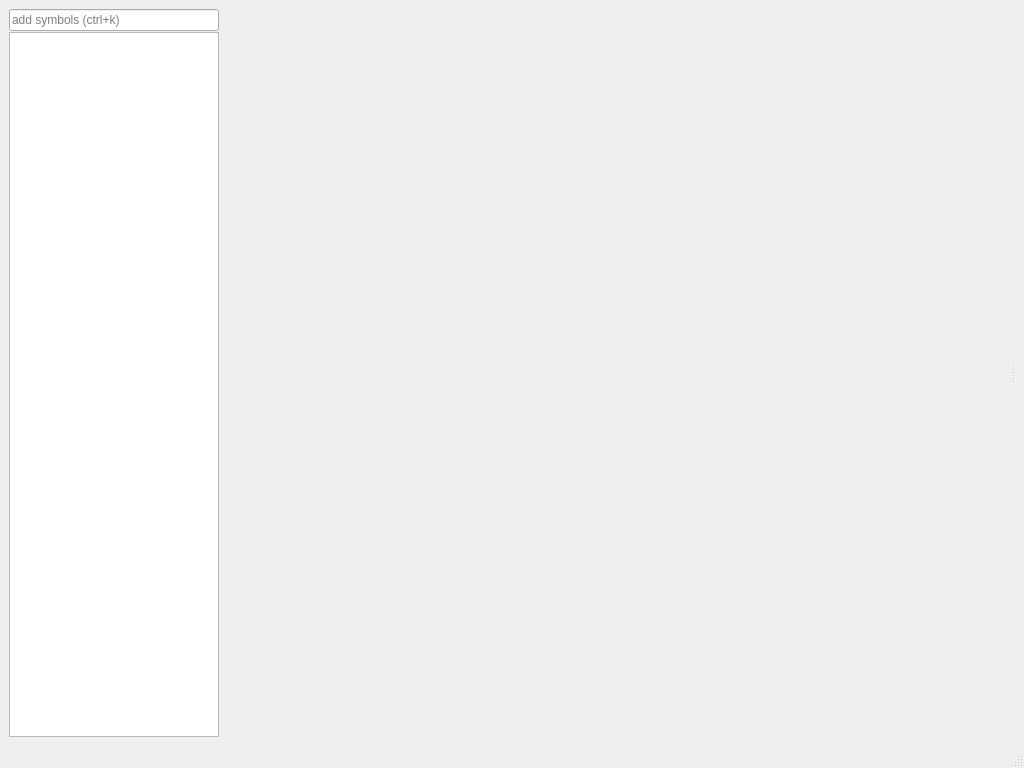
First picture: the form in ui/mainwindow.ui, repository OpenImageDebugger/OpenImageDebugger, before the edit.
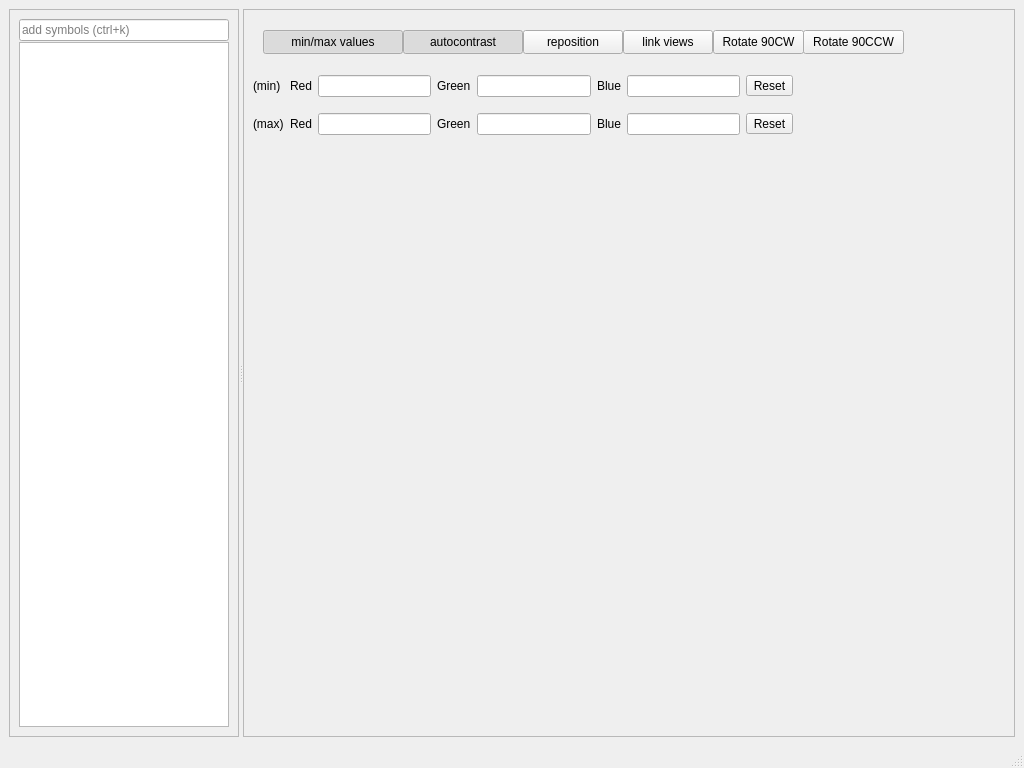
Second picture: the form after the edit. Custom widgets are drawn as their Qt base class.

Patch:
```diff
--- a/ui/mainwindow.ui
+++ b/ui/mainwindow.ui
@@ -17,25 +17,21 @@
    <layout class="QHBoxLayout" name="horizontalLayout">
     <item>
      <widget class="QSplitter" name="splitter">
-      <property name="sizePolicy">
-       <sizepolicy hsizetype="Ignored" vsizetype="Ignored">
-        <horstretch>0</horstretch>
-        <verstretch>0</verstretch>
-       </sizepolicy>
-      </property>
-      <property name="baseSize">
-       <size>
-        <width>0</width>
-        <height>0</height>
-       </size>
-      </property>
-      <property name="accessibleDescription">
-       <string/>
+      <property name="enabled">
+       <bool>true</bool>
       </property>
       <property name="orientation">
        <enum>Qt::Horizontal</enum>
       </property>
-      <widget class="QWidget" name="verticalLayoutWidget_2">
+      <widget class="QFrame" name="frame">
+       <property name="frameShape">
+        <enum>QFrame::StyledPanel</enum>
+       </property>
+       <property name="frameShadow">
+        <enum>QFrame::Raised</enum>
+       </property>
+       <layout class="QHBoxLayout" name="horizontalLayout_2">
+        <item>
        <layout class="QVBoxLayout" name="verticalLayout_3" stretch="0,0">
         <property name="spacing">
          <number>1</number>
@@ -121,8 +117,24 @@
          </widget>
         </item>
        </layout>
+        </item>
+       </layout>
       </widget>
-      <widget class="QWidget" name="verticalLayoutWidget">
+      <widget class="QFrame" name="frame_2">
+       <property name="sizePolicy">
+        <sizepolicy hsizetype="Preferred" vsizetype="Preferred">
+         <horstretch>1</horstretch>
+         <verstretch>0</verstretch>
+        </sizepolicy>
+       </property>
+       <property name="frameShape">
+        <enum>QFrame::StyledPanel</enum>
+       </property>
+       <property name="frameShadow">
+        <enum>QFrame::Raised</enum>
+       </property>
+       <layout class="QHBoxLayout" name="horizontalLayout_3">
+        <item>
        <layout class="QVBoxLayout" name="rightPanelLayout">
         <item>
          <widget class="QWidget" name="toolbar" native="true">
@@ -220,6 +232,32 @@
             <bool>true</bool>
            </property>
           </widget>
+            <widget class="QToolButton" name="rotate_90_cw">
+             <property name="geometry">
+              <rect>
+               <x>460</x>
+               <y>11</y>
+               <width>91</width>
+               <height>24</height>
+              </rect>
+             </property>
+             <property name="text">
+              <string>Rotate 90CW</string>
+             </property>
+            </widget>
+            <widget class="QToolButton" name="rotate_90_ccw">
+             <property name="geometry">
+              <rect>
+               <x>550</x>
+               <y>11</y>
+               <width>101</width>
+               <height>24</height>
+              </rect>
+             </property>
+             <property name="text">
+              <string>Rotate 90CCW</string>
+             </property>
+            </widget>
          </widget>
         </item>
         <item>
@@ -400,6 +438,8 @@
          </widget>
         </item>
        </layout>
+        </item>
+       </layout>
       </widget>
      </widget>
     </item>
```
Left out of the diff: 2 changed lines with no effect on the pictures. Lines whose indentation alone changed are shown as unchanged.
